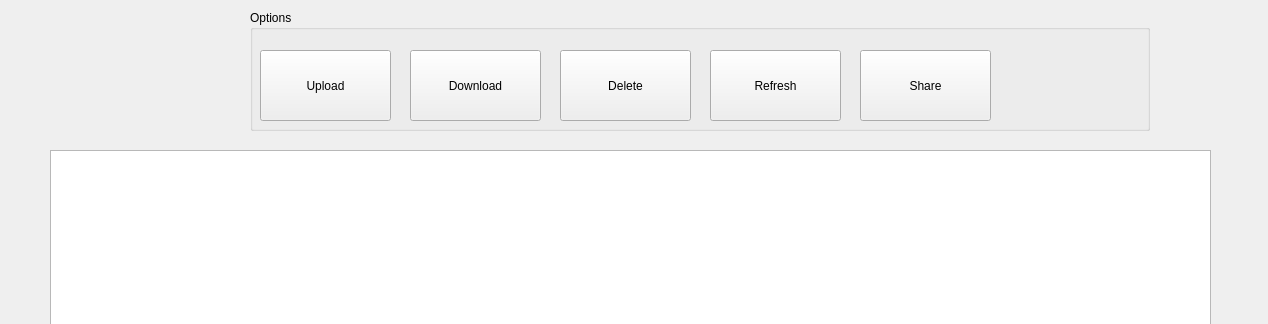
Qt form CLIENT/UI/fileexplorerwindow.ui (edia8/personal_cloud) before a commit; both pictures show x 0 to 1268 and y 0 to 324 of the 1268 by 694 pixel window.
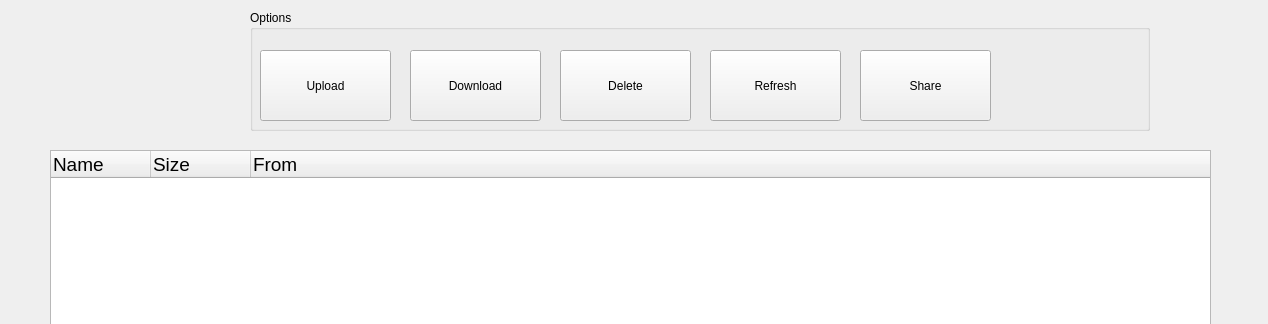
The same form after that commit.

```diff
--- a/CLIENT/UI/fileexplorerwindow.ui
+++ b/CLIENT/UI/fileexplorerwindow.ui
@@ -91,7 +91,7 @@
     </property>
    </widget>
   </widget>
-  <widget class="QListWidget" name="fileList">
+  <widget class="QTreeWidget" name="fileList">
    <property name="geometry">
     <rect>
      <x>50</x>
@@ -105,6 +105,21 @@
      <pointsize>14</pointsize>
     </font>
    </property>
+   <column>
+    <property name="text">
+     <string>Name</string>
+    </property>
+   </column>
+   <column>
+    <property name="text">
+     <string>Size</string>
+    </property>
+   </column>
+   <column>
+    <property name="text">
+     <string>From</string>
+    </property>
+   </column>
   </widget>
   <widget class="QPushButton" name="pushButton_5">
    <property name="geometry">
```
